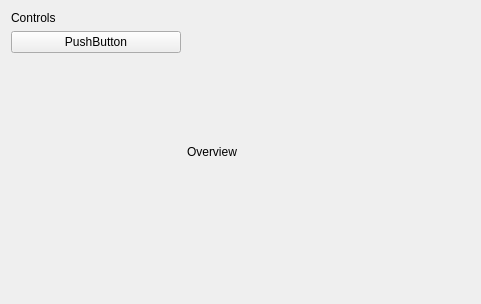
First picture: the form in app/ui/analyze_io_window.ui, repository teuncm/wormenpracticum, before the edit.
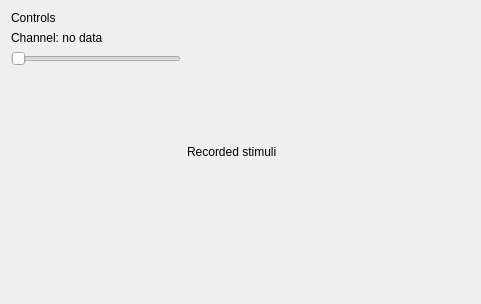
Second picture: the form after the edit.

Patch:
```diff
--- a/app/ui/analyze_io_window.ui
+++ b/app/ui/analyze_io_window.ui
@@ -24,12 +24,21 @@
       </widget>
      </item>
      <item>
-      <widget class="QPushButton" name="pushButton">
+      <widget class="QLabel" name="channelLabel">
        <property name="text">
-        <string>PushButton</string>
+        <string>Channel: no data</string>
        </property>
       </widget>
      </item>
+     <item>
+      <widget class="QSlider" name="channelSlider">
+       <property name="enabled"><bool>false</bool></property>
+       <property name="minimum"><number>1</number></property>
+       <property name="maximum"><number>1</number></property>
+       <property name="orientation"><enum>Qt::Orientation::Horizontal</enum></property>
+       <property name="accessibleName"><string>Measurement channel</string></property>
+      </widget>
+     </item>
      <item>
       <spacer name="verticalSpacer_2">
        <property name="orientation">
@@ -50,7 +59,7 @@
      <item>
       <widget class="QLabel" name="title_overview">
        <property name="text">
-        <string>Overview</string>
+        <string>Recorded stimuli</string>
        </property>
       </widget>
      </item>
```
Left out of the diff: 2 changed lines with no effect on the pictures.
